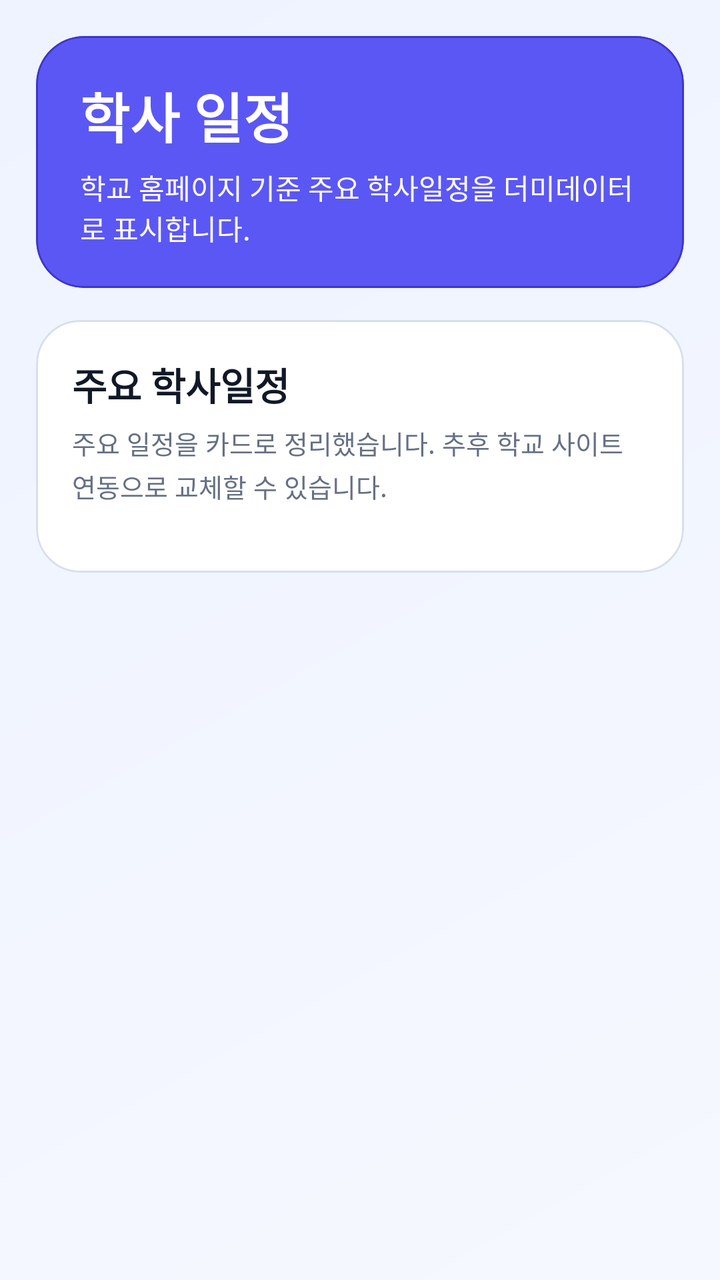
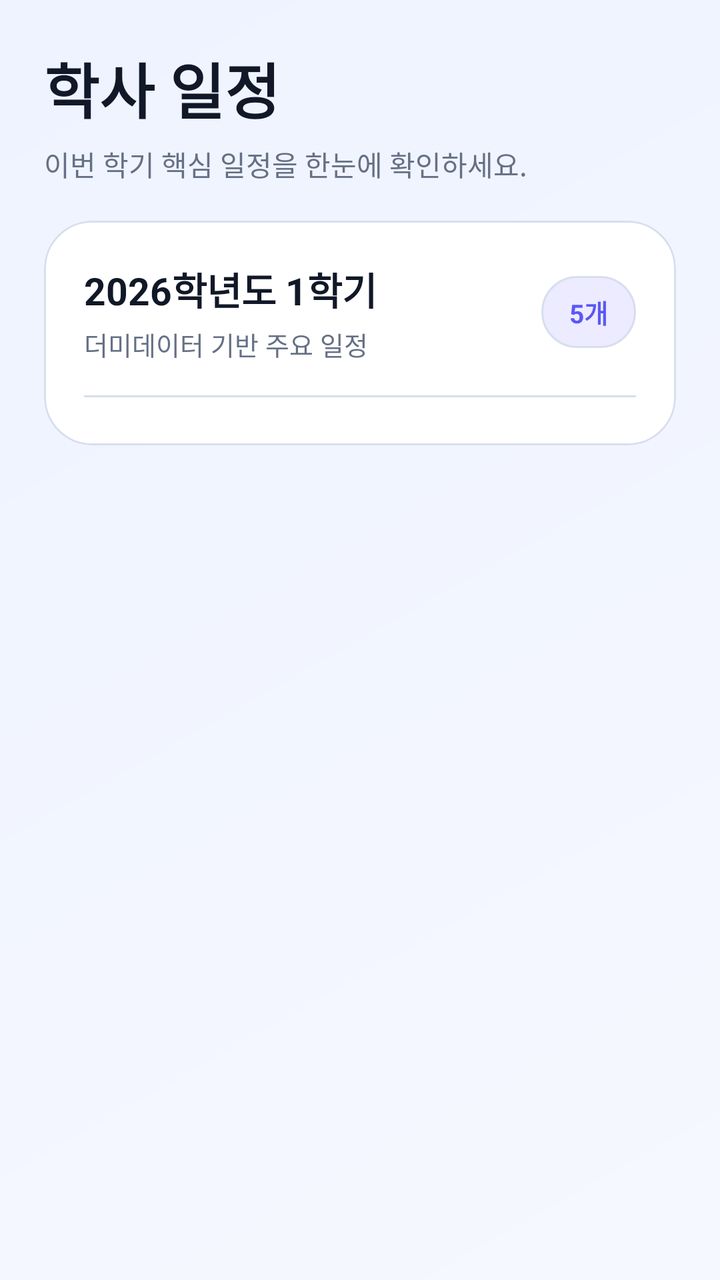

Two renders of the same Android screen: before a commit and after it. Below are the layout's source before the change and the commit's diff.
<!-- AndroidManifest.xml: application theme Theme.SmartTimetable -->
<!-- res/layout/fragment_calendar.xml -->
<?xml version="1.0" encoding="utf-8"?>
<ScrollView xmlns:android="http://schemas.android.com/apk/res/android"
    xmlns:app="http://schemas.android.com/apk/res-auto"
    android:layout_width="match_parent"
    android:layout_height="match_parent"
    android:background="@drawable/bg_screen_gradient"
    android:fillViewport="true">

    <LinearLayout
        android:layout_width="match_parent"
        android:layout_height="wrap_content"
        android:orientation="vertical"
        android:paddingStart="18dp"
        android:paddingTop="18dp"
        android:paddingEnd="18dp"
        android:paddingBottom="96dp">

        <com.google.android.material.card.MaterialCardView
            android:layout_width="match_parent"
            android:layout_height="wrap_content"
            app:cardBackgroundColor="@color/smart_primary"
            app:cardCornerRadius="24dp"
            app:cardElevation="0dp"
            app:strokeColor="@color/smart_primary_dark"
            app:strokeWidth="1dp">

            <LinearLayout
                android:layout_width="match_parent"
                android:layout_height="wrap_content"
                android:orientation="vertical"
                android:paddingStart="22dp"
                android:paddingTop="20dp"
                android:paddingEnd="22dp"
                android:paddingBottom="20dp">

                <TextView
                    android:layout_width="wrap_content"
                    android:layout_height="wrap_content"
                    android:text="학사 일정"
                    android:textColor="@color/white"
                    android:textSize="27sp"
                    android:textStyle="bold" />

                <TextView
                    android:layout_width="match_parent"
                    android:layout_height="wrap_content"
                    android:layout_marginTop="6dp"
                    android:text="@string/calendar_schedule_subtitle"
                    android:textColor="@color/white"
                    android:textSize="14sp" />
            </LinearLayout>
        </com.google.android.material.card.MaterialCardView>

        <com.google.android.material.card.MaterialCardView
            android:layout_width="match_parent"
            android:layout_height="wrap_content"
            android:layout_marginTop="16dp"
            app:cardBackgroundColor="@color/smart_surface_card"
            app:cardCornerRadius="22dp"
            app:cardElevation="0dp"
            app:strokeColor="@color/smart_border"
            app:strokeWidth="1dp">

            <LinearLayout
                android:layout_width="match_parent"
                android:layout_height="wrap_content"
                android:orientation="vertical"
                android:padding="18dp">

                <TextView
                    android:layout_width="wrap_content"
                    android:layout_height="wrap_content"
                    android:text="@string/calendar_schedule_list_title"
                    android:textColor="@color/smart_text_primary"
                    android:textSize="19sp"
                    android:textStyle="bold" />

                <TextView
                    android:layout_width="match_parent"
                    android:layout_height="wrap_content"
                    android:layout_marginTop="6dp"
                    android:lineSpacingExtra="3dp"
                    android:text="@string/calendar_schedule_list_desc"
                    android:textColor="@color/smart_text_secondary"
                    android:textSize="13sp" />

                <LinearLayout
                    android:id="@+id/layout_academic_schedule_list"
                    android:layout_width="match_parent"
                    android:layout_height="wrap_content"
                    android:layout_marginTop="16dp"
                    android:orientation="vertical" />
            </LinearLayout>
        </com.google.android.material.card.MaterialCardView>
    </LinearLayout>
</ScrollView>
<!-- resources referenced by this layout -->
<resources>
  <color name="smart_border">#D7DEEE</color>
  <color name="smart_primary">#5B57F4</color>
  <color name="smart_primary_dark">#3D38C9</color>
  <color name="smart_surface_card">#FFFFFF</color>
  <color name="smart_text_primary">#111827</color>
  <color name="smart_text_secondary">#667085</color>
  <color name="white">#FFFFFFFF</color>
  <!-- drawable bg_screen_gradient (drawable) -->
  <?xml version="1.0" encoding="utf-8"?>
  <shape xmlns:android="http://schemas.android.com/apk/res/android">
      <gradient
          android:angle="315"
          android:endColor="@color/smart_background"
          android:startColor="@color/smart_background_alt" />
  </shape>
  <string name="calendar_schedule_list_desc">주요 일정을 카드로 정리했습니다. 추후 학교 사이트 연동으로 교체할 수 있습니다.</string>
  <string name="calendar_schedule_list_title">주요 학사일정</string>
  <string name="calendar_schedule_subtitle">학교 홈페이지 기준 주요 학사일정을 더미데이터로 표시합니다.</string>
  <style name="Theme.SmartTimetable" parent="Base.Theme.SmartTimetable" />
  <color name="smart_background">#F6F8FF</color>
  <color name="smart_background_alt">#EEF3FF</color>
  <style name="Base.Theme.SmartTimetable" parent="Theme.Material3.DayNight.NoActionBar">
          <item name="colorPrimary">@color/smart_primary</item>
          <item name="colorOnPrimary">@color/smart_on_primary</item>
          <item name="colorPrimaryContainer">@color/smart_primary_container</item>
          <item name="colorOnPrimaryContainer">@color/smart_on_primary_container</item>
          <item name="colorSecondary">@color/smart_secondary</item>
          <item name="colorTertiary">@color/smart_accent</item>
          <item name="colorSurface">@color/smart_surface_card</item>
          <item name="colorSurfaceVariant">@color/smart_surface_variant</item>
          <item name="android:colorBackground">@color/smart_background</item>
          <item name="colorOnSurface">@color/smart_text_primary</item>
          <item name="colorOnSurfaceVariant">@color/smart_text_secondary</item>
          <item name="colorOutline">@color/smart_border</item>
          <item name="android:windowBackground">@color/smart_background</item>
          <item name="android:statusBarColor">@color/smart_primary</item>
          <item name="android:navigationBarColor">@color/smart_background</item>
          <item name="android:windowLightStatusBar">false</item>
          <item name="android:windowLightNavigationBar" tools:targetApi="o_mr1">true</item>
      </style>
  <color name="smart_on_primary">#FFFFFFFF</color>
  <color name="smart_primary_container">#ECEBFF</color>
  <color name="smart_on_primary_container">#201A63</color>
  <color name="smart_secondary">#0EA5E9</color>
  <color name="smart_accent">#7C3AED</color>
  <color name="smart_surface_variant">#E7ECF7</color>
</resources>

<!-- the commit's change to res/layout/fragment_calendar.xml (unified diff, before → after) -->
@@ -4,59 +4,41 @@
     android:layout_width="match_parent"
     android:layout_height="match_parent"
     android:background="@drawable/bg_screen_gradient"
+    android:clipToPadding="false"
     android:fillViewport="true">
 
     <LinearLayout
         android:layout_width="match_parent"
         android:layout_height="wrap_content"
         android:orientation="vertical"
-        android:paddingStart="18dp"
-        android:paddingTop="18dp"
-        android:paddingEnd="18dp"
-        android:paddingBottom="96dp">
+        android:paddingStart="22dp"
+        android:paddingTop="22dp"
+        android:paddingEnd="22dp"
+        android:paddingBottom="112dp">
+
+        <TextView
+            android:layout_width="wrap_content"
+            android:layout_height="wrap_content"
+            android:text="학사 일정"
+            android:textColor="@color/smart_text_primary"
+            android:textSize="30sp"
+            android:textStyle="bold" />
+
+        <TextView
+            android:layout_width="match_parent"
+            android:layout_height="wrap_content"
+            android:layout_marginTop="6dp"
+            android:lineSpacingExtra="3dp"
+            android:text="이번 학기 핵심 일정을 한눈에 확인하세요."
+            android:textColor="@color/smart_text_secondary"
+            android:textSize="14sp" />
 
         <com.google.android.material.card.MaterialCardView
             android:layout_width="match_parent"
             android:layout_height="wrap_content"
-            app:cardBackgroundColor="@color/smart_primary"
+            android:layout_marginTop="18dp"
+            app:cardBackgroundColor="@color/smart_surface_card"
             app:cardCornerRadius="24dp"
-            app:cardElevation="0dp"
-            app:strokeColor="@color/smart_primary_dark"
-            app:strokeWidth="1dp">
-
-            <LinearLayout
-                android:layout_width="match_parent"
-                android:layout_height="wrap_content"
-                android:orientation="vertical"
-                android:paddingStart="22dp"
-                android:paddingTop="20dp"
-                android:paddingEnd="22dp"
-                android:paddingBottom="20dp">
-
-                <TextView
-                    android:layout_width="wrap_content"
-                    android:layout_height="wrap_content"
-                    android:text="학사 일정"
-                    android:textColor="@color/white"
-                    android:textSize="27sp"
-                    android:textStyle="bold" />
-
-                <TextView
-                    android:layout_width="match_parent"
-                    android:layout_height="wrap_content"
-                    android:layout_marginTop="6dp"
-                    android:text="@string/calendar_schedule_subtitle"
-                    android:textColor="@color/white"
-                    android:textSize="14sp" />
-            </LinearLayout>
-        </com.google.android.material.card.MaterialCardView>
-
-        <com.google.android.material.card.MaterialCardView
-            android:layout_width="match_parent"
-            android:layout_height="wrap_content"
-            android:layout_marginTop="16dp"
-            app:cardBackgroundColor="@color/smart_surface_card"
-            app:cardCornerRadius="22dp"
             app:cardElevation="0dp"
             app:strokeColor="@color/smart_border"
             app:strokeWidth="1dp">
@@ -65,30 +47,62 @@
                 android:layout_width="match_parent"
                 android:layout_height="wrap_content"
                 android:orientation="vertical"
-                android:padding="18dp">
+                android:padding="20dp">
 
-                <TextView
-                    android:layout_width="wrap_content"
-                    android:layout_height="wrap_content"
-                    android:text="@string/calendar_schedule_list_title"
-                    android:textColor="@color/smart_text_primary"
-                    android:textSize="19sp"
-                    android:textStyle="bold" />
-
-                <TextView
+                <LinearLayout
                     android:layout_width="match_parent"
                     android:layout_height="wrap_content"
-                    android:layout_marginTop="6dp"
-                    android:lineSpacingExtra="3dp"
-                    android:text="@string/calendar_schedule_list_desc"
-                    android:textColor="@color/smart_text_secondary"
-                    android:textSize="13sp" />
+                    android:gravity="center_vertical"
+                    android:orientation="horizontal">
+
+                    <LinearLayout
+                        android:layout_width="0dp"
+                        android:layout_height="wrap_content"
+                        android:layout_weight="1"
+                        android:orientation="vertical">
+
+                        <TextView
+                            android:layout_width="wrap_content"
+                            android:layout_height="wrap_content"
+                            android:text="2026학년도 1학기"
+                            android:textColor="@color/smart_text_primary"
+                            android:textSize="19sp"
+                            android:textStyle="bold" />
+
+                        <TextView
+                            android:layout_width="wrap_content"
+                            android:layout_height="wrap_content"
+                            android:layout_marginTop="4dp"
+                            android:text="더미데이터 기반 주요 일정"
+                            android:textColor="@color/smart_text_secondary"
+                            android:textSize="13sp" />
+                    </LinearLayout>
+
+                    <TextView
+                        android:id="@+id/tv_schedule_count"
+                        android:layout_width="wrap_content"
+                        android:layout_height="36dp"
+                        android:background="@drawable/bg_pill_surface"
+                        android:gravity="center"
+                        android:paddingStart="14dp"
+                        android:paddingEnd="14dp"
+                        android:text="5개"
+                        android:textColor="@color/smart_primary"
+                        android:textSize="13sp"
+                        android:textStyle="bold" />
+                </LinearLayout>
+
+                <View
+                    android:layout_width="match_parent"
+                    android:layout_height="1dp"
+                    android:layout_marginTop="16dp"
+                    android:layout_marginBottom="4dp"
+                    android:background="@color/smart_border" />
 
                 <LinearLayout
                     android:id="@+id/layout_academic_schedule_list"
                     android:layout_width="match_parent"
                     android:layout_height="wrap_content"
-                    android:layout_marginTop="16dp"
                     android:orientation="vertical" />
             </LinearLayout>
         </com.google.android.material.card.MaterialCardView>
<!-- resource entries referenced after the edit -->
@@ -2,11 +2,19 @@
 <resources>
   <color name="smart_border">#D7DEEE</color>
   <color name="smart_primary">#5B57F4</color>
-  <color name="smart_primary_dark">#3D38C9</color>
   <color name="smart_surface_card">#FFFFFF</color>
   <color name="smart_text_primary">#111827</color>
   <color name="smart_text_secondary">#667085</color>
-  <color name="white">#FFFFFFFF</color>
+  <!-- drawable bg_pill_surface (drawable) -->
+  <?xml version="1.0" encoding="utf-8"?>
+  <shape xmlns:android="http://schemas.android.com/apk/res/android"
+      android:shape="rectangle">
+      <solid android:color="@color/smart_primary_container" />
+      <corners android:radius="18dp" />
+      <stroke
+          android:width="1dp"
+          android:color="@color/smart_border" />
+  </shape>
   <!-- drawable bg_screen_gradient (drawable) -->
   <?xml version="1.0" encoding="utf-8"?>
   <shape xmlns:android="http://schemas.android.com/apk/res/android">
@@ -15,9 +23,6 @@
           android:endColor="@color/smart_background"
           android:startColor="@color/smart_background_alt" />
   </shape>
-  <string name="calendar_schedule_list_desc">주요 일정을 카드로 정리했습니다. 추후 학교 사이트 연동으로 교체할 수 있습니다.</string>
-  <string name="calendar_schedule_list_title">주요 학사일정</string>
-  <string name="calendar_schedule_subtitle">학교 홈페이지 기준 주요 학사일정을 더미데이터로 표시합니다.</string>
   <style name="Theme.SmartTimetable" parent="Base.Theme.SmartTimetable" />
   <color name="smart_background">#F6F8FF</color>
   <color name="smart_background_alt">#EEF3FF</color>
